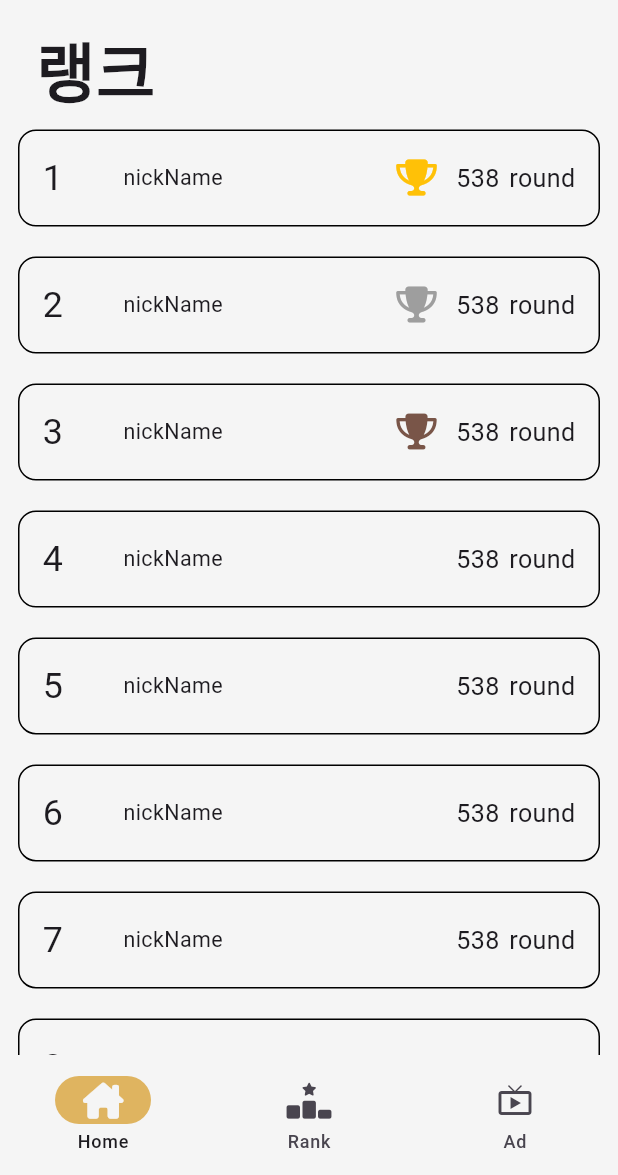
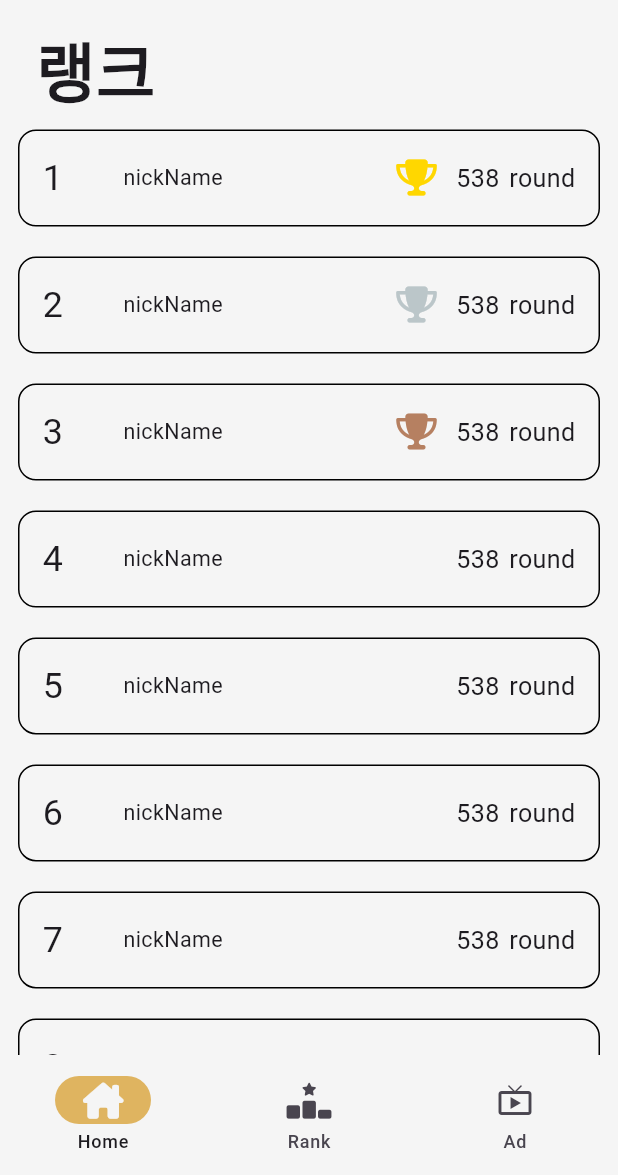
Before and after one commit to JinPyoK/samyeonchoga, a Flutter app: the screen it shows after launch, swiped to page 2, on a phone screen of 412 x 824 dp, the part 61-1236 px from its top. Run offline on Flutter 3.47's test engine with Material 3 defaults, Android fonts, the phone set to English and light mode, and no system bars; our stand-ins replace firebase_core, flutter_riverpod, font_awesome_flutter, google_fonts; accounts and stored records are empty.

Commit message:
트로피 색깔

```diff
--- a/lib/ui/rank/widget/rank_tile.dart
+++ b/lib/ui/rank/widget/rank_tile.dart
@@ -71,12 +71,12 @@ class RankTile extends StatelessWidget {
 }
 
 List<Widget> _renderTrophy(int ranking) {
-  Color trophyColor = Colors.amber;
+  Color trophyColor = const Color(0xffFFD700);
 
   if (ranking == 2) {
-    trophyColor = Colors.grey;
+    trophyColor = const Color(0xffBBC6C9);
   } else if (ranking == 3) {
-    trophyColor = Colors.brown;
+    trophyColor = const Color(0xffB68061);
   }
 
   return <Widget>[
```
